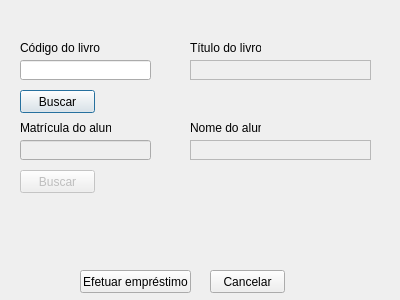
andersori/Projeto-BD, file BibliotecaQT/alunoemprestimodlg.ui: the form before one commit.
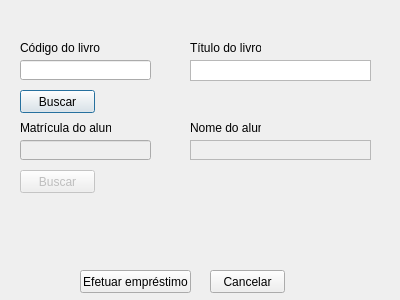
The form after the commit.

The edit to the form file:
```diff
--- a/BibliotecaQT/alunoemprestimodlg.ui
+++ b/BibliotecaQT/alunoemprestimodlg.ui
@@ -157,15 +157,12 @@
    </property>
   </widget>
   <widget class="QTableView" name="tituloLivroAl">
-   <property name="enabled">
-    <bool>false</bool>
-   </property>
    <property name="geometry">
     <rect>
      <x>190</x>
      <y>60</y>
      <width>181</width>
-     <height>20</height>
+     <height>21</height>
     </rect>
    </property>
   </widget>
```
